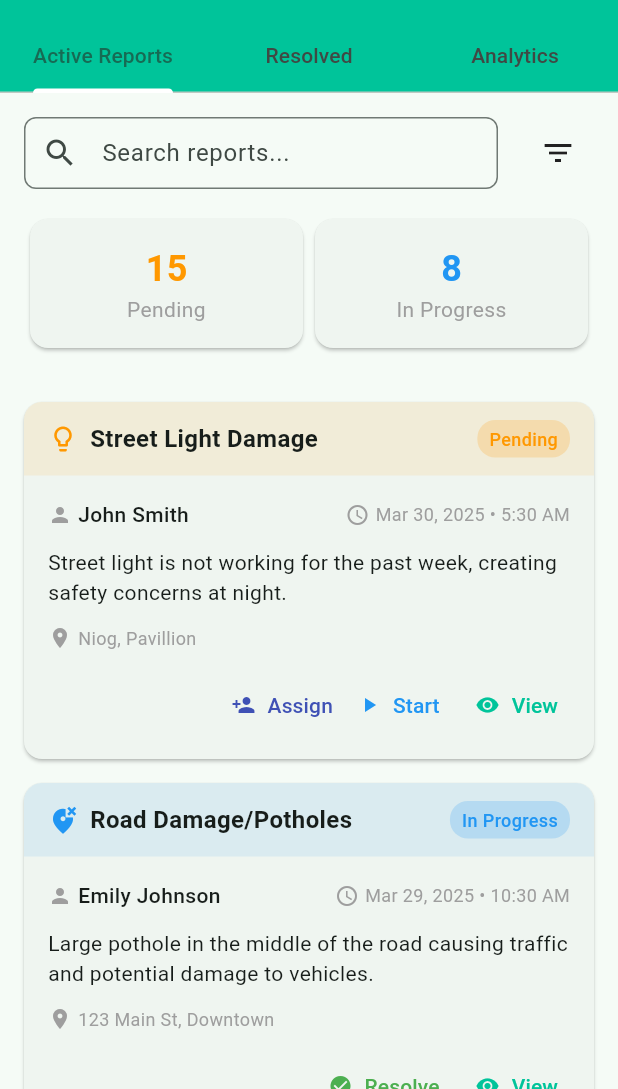
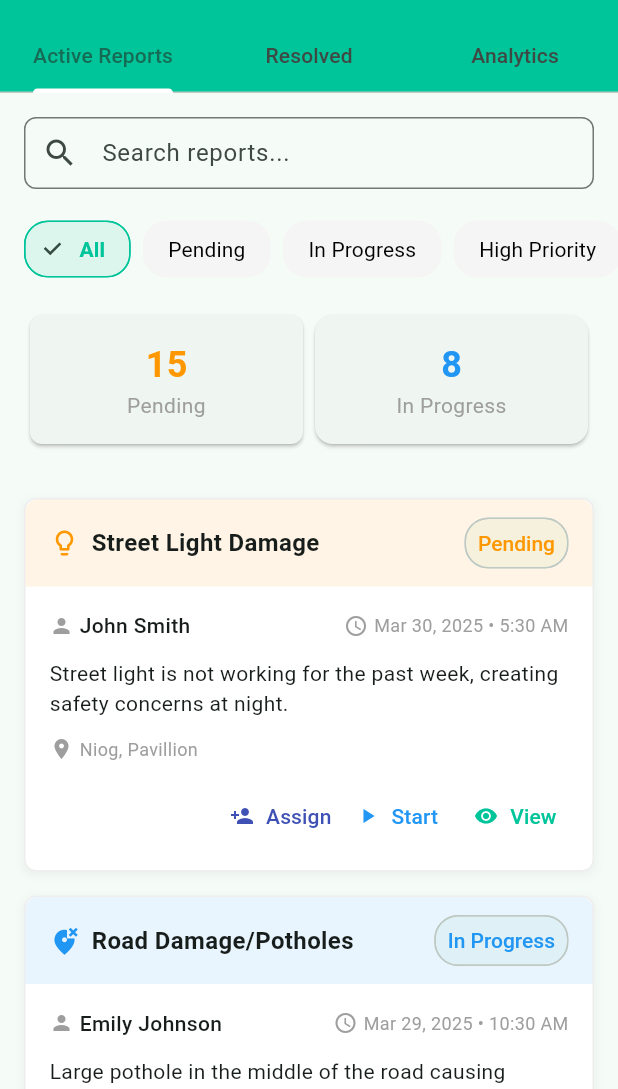
Before and after one commit to 0phl/Pulse-App, a Flutter app: the AdminReportsPage screen opened by its route, on a phone screen of 412 x 824 dp, the part 147-1236 px from its top. Run offline on Flutter 3.47's test engine with Material 3 defaults, Android fonts, the phone set to English and light mode, and no system bars; our stand-ins replace cloud_firestore, cloud_functions, dropdown_search, file_picker, firebase_auth, firebase_core and 8 more; missing offline and left inert: cloudinary_public, dart:html, dart:js_util, mailer; accounts and stored records are empty; network calls fail; statements that could not run were skipped.

Commit message:
created constants file for shared styling; UI consistency improvements

```diff
--- /dev/null
+++ b/lib/constants/report_styles.dart
@@ -0,0 +1,115 @@
+import 'package:flutter/material.dart';
+
+class ReportStyles {
+  // Colors
+  static const primaryColor = Color(0xFF00C49A);
+
+  // Status Colors
+  static const statusColors = {
+    'pending': Colors.orange,
+    'in_progress': Colors.blue,
+    'resolved': Colors.green,
+    'rejected': Colors.red,
+  };
+
+  // Report Type Icons
+  static IconData getReportTypeIcon(String? type) {
+    switch (type) {
+      case 'Street Light Damage':
+        return Icons.lightbulb_outline;
+      case 'Road Damage/Potholes':
+        return Icons.wrong_location;
+      case 'Garbage Collection Problems':
+        return Icons.delete_outline;
+      case 'Flooding/Drainage Issues':
+        return Icons.water_damage;
+      case 'Vandalism':
+        return Icons.broken_image;
+      case 'Noise Complaint':
+        return Icons.volume_up;
+      case 'Safety Hazard':
+        return Icons.warning;
+      default:
+        return Icons.report_problem;
+    }
+  }
+
+  // Status Text
+  static String getStatusText(String status) {
+    switch (status) {
+      case 'pending':
+        return 'Pending';
+      case 'in_progress':
+        return 'In Progress';
+      case 'resolved':
+        return 'Resolved';
+      case 'rejected':
+        return 'Rejected';
+      default:
+        return 'Unknown';
+    }
+  }
+
+  // Get status color
+  static Color getStatusColor(String status) {
+    return statusColors[status] ?? Colors.grey;
+  }
+
+  // Typography
+  static const titleStyle = TextStyle(
+    fontSize: 18,
+    fontWeight: FontWeight.bold,
+  );
+
+  static const subtitleStyle = TextStyle(
+    fontSize: 14,
+    color: Colors.grey,
+  );
+
+  // Dimensions
+  static const double cardBorderRadius = 8.0;
+  static const double cardPadding = 16.0;
+  static const double cardElevation = 1.0;
+
+  // Status Chip Styles
+  static ChipThemeData statusChipTheme(Color color) {
+    return ChipThemeData(
+      backgroundColor: color.withOpacity(0.1),
+      labelStyle: TextStyle(
+        color: color,
+        fontWeight: FontWeight.w500,
+      ),
+      padding: const EdgeInsets.symmetric(horizontal: 12, vertical: 8),
+      shape: RoundedRectangleBorder(
+        borderRadius: BorderRadius.circular(16),
+      ),
+    );
+  }
+
+  // Card Decoration
+  static BoxDecoration cardDecoration = BoxDecoration(
+    color: Colors.white,
+    borderRadius: BorderRadius.circular(cardBorderRadius),
+    border: Border.all(color: Colors.grey.shade200),
+    boxShadow: [
+      BoxShadow(
+        color: Colors.grey.withOpacity(0.1),
+        spreadRadius: 1,
+        blurRadius: 4,
+        offset: const Offset(0, 2),
+      ),
+    ],
+  );
+
+  // Loading State
+  static const loadingIndicatorColor = primaryColor;
+  static final loadingOverlayColor = Colors.black.withOpacity(0.3);
+
+  // Empty State
+  static const emptyStateIconSize = 64.0;
+  static final emptyStateIconColor = Colors.grey[300];
+  static final emptyStateTextStyle = TextStyle(
+    fontSize: 18,
+    color: Colors.grey[600],
+  );
+}
--- a/lib/pages/admin/reports_page.dart
+++ b/lib/pages/admin/reports_page.dart
@@ -9,6 +9,8 @@ import '../../widgets/pie_chart_painter.dart';
 import '../../widgets/report_detail_dialog.dart';
 import '../../widgets/report_action_dialogs.dart';
 import '../../widgets/reports_analytics.dart';
+import '../../widgets/report_filter_chip.dart';
+import '../../constants/report_styles.dart';
 
 class AdminReportsPage extends StatefulWidget {
   const AdminReportsPage({super.key});
@@ -526,37 +528,48 @@ class _AdminReportsPageState extends State<AdminReportsPage>
                   },
                 ),
               ),
-              const SizedBox(width: 16),
-              PopupMenuButton<String>(
-                icon: const Icon(Icons.filter_list),
-                onSelected: (value) {
-                  setState(() {
-                    _selectedFilter = value;
-                    // TODO: Implement filtering
-                  });
+            ],
+          ),
+        ),
+
+        // Filter chips
+        SingleChildScrollView(
+          scrollDirection: Axis.horizontal,
+          padding: const EdgeInsets.symmetric(horizontal: 16),
+          child: Row(
+            children: [
+              ReportFilterChip(
+                label: 'All',
+                isSelected: _selectedFilter == 'All',
+                onSelected: (selected) {
+                  setState(() => _selectedFilter = 'All');
                 },
-                itemBuilder: (context) => [
-                  const PopupMenuItem(
-                    value: 'All',
-                    child: Text('All'),
-                  ),
-                  const PopupMenuItem(
-                    value: 'Pending',
-                    child: Text('Pending'),
-                  ),
-                  const PopupMenuItem(
-                    value: 'In Progress',
-                    child: Text('In Progress'),
-                  ),
-                  const PopupMenuItem(
-                    value: 'High Priority',
-                    child: Text('High Priority'),
-                  ),
-                ],
+              ),
+              ReportFilterChip(
+                label: 'Pending',
+                isSelected: _selectedFilter == 'Pending',
+                onSelected: (selected) {
+                  setState(() => _selectedFilter = 'Pending');
+                },
+              ),
+              ReportFilterChip(
+                label: 'In Progress',
+                isSelected: _selectedFilter == 'In Progress',
+                onSelected: (selected) {
+                  setState(() => _selectedFilter = 'In Progress');
+                },
+              ),
+              ReportFilterChip(
+                label: 'High Priority',
+                isSelected: _selectedFilter == 'High Priority',
+                onSelected: (selected) {
+                  setState(() => _selectedFilter = 'High Priority');
+                },
               ),
             ],
           ),
         ),
+        const SizedBox(height: 16),
 
         // Stats cards
         Padding(
@@ -566,7 +579,7 @@ class _AdminReportsPageState extends State<AdminReportsPage>
               Expanded(
                 child: Card(
                   shape: RoundedRectangleBorder(
-                    borderRadius: BorderRadius.circular(12),
+                    borderRadius: BorderRadius.circular(ReportStyles.cardBorderRadius),
                   ),
                   child: Padding(
                     padding: const EdgeInsets.all(16),
@@ -574,10 +587,10 @@ class _AdminReportsPageState extends State<AdminReportsPage>
                       children: [
                         Text(
                           '${_reportStats['pending'] ?? 0}',
-                          style: const TextStyle(
+                          style: TextStyle(
                             fontSize: 24,
                             fontWeight: FontWeight.bold,
-                            color: Colors.orange,
+                            color: ReportStyles.statusColors['pending'],
                           ),
                         ),
                         const Text(
@@ -604,10 +617,10 @@ class _AdminReportsPageState extends State<AdminReportsPage>
                       children: [
                         Text(
                           '${_reportStats['inProgress'] ?? 0}',
-                          style: const TextStyle(
+                          style: TextStyle(
                             fontSize: 24,
                             fontWeight: FontWeight.bold,
-                            color: Colors.blue,
+                            color: ReportStyles.statusColors['in_progress'],
                           ),
                         ),
                         const Text(
@@ -690,10 +703,10 @@ class _AdminReportsPageState extends State<AdminReportsPage>
                       children: [
                         Text(
                           '${_reportStats['resolved'] ?? 0}',
-                          style: const TextStyle(
+                          style: TextStyle(
                             fontSize: 24,
                             fontWeight: FontWeight.bold,
-                            color: Colors.green,
+                            color: ReportStyles.statusColors['resolved'],
                           ),
                         ),
                         const Text(
@@ -804,7 +817,7 @@ class _AdminReportsPageState extends State<AdminReportsPage>
                     title: 'Total Reports',
                     value: '${_reportStats['total'] ?? 0}',
                     icon: Icons.assessment,
-                    color: const Color(0xFF00C49A),
+                            color: ReportStyles.primaryColor,
                   ),
                   _buildAnalyticItem(
                     title: 'Avg. Resolution Time',
--- a/lib/pages/login_page.dart
+++ b/lib/pages/login_page.dart
@@ -192,7 +192,7 @@ class _LoginPageState extends State<LoginPage> {
                                 } catch (e) {
                                   print('LoginPage: Login error: $e');
                                   if (mounted) {
-                                    String errorMessage = 'Invalid password. Please check your credentials and try again.';
+                                    String errorMessage = 'Invalid email or password. Please check your credentials and try again.';
                                     if (e.toString().contains('user-not-found')) {
                                       errorMessage = 'No account found with these credentials. Please check your details.';
                                     } else if (e.toString().contains('network-request-failed')) {
--- a/lib/widgets/report_card.dart
+++ b/lib/widgets/report_card.dart
@@ -1,6 +1,7 @@
 import 'package:flutter/material.dart';
 import 'package:cloud_firestore/cloud_firestore.dart';
 import 'package:intl/intl.dart';
+import '../constants/report_styles.dart';
 
 class ReportCard extends StatelessWidget {
   final Map<String, dynamic> report;
@@ -25,29 +26,27 @@ class ReportCard extends StatelessWidget {
     final String formattedDate =
         DateFormat('MMM d, y • h:mm a').format(createdAt.toDate());
 
-    return Card(
+    return Container(
       margin: const EdgeInsets.only(bottom: 16),
-      shape: RoundedRectangleBorder(
-        borderRadius: BorderRadius.circular(12),
-      ),
+      decoration: ReportStyles.cardDecoration,
       child: Column(
         crossAxisAlignment: CrossAxisAlignment.start,
         children: [
           // Header with type and status
           Container(
             decoration: BoxDecoration(
-              color: _getStatusColor(status).withOpacity(0.1),
-              borderRadius: const BorderRadius.only(
-                topLeft: Radius.circular(12),
-                topRight: Radius.circular(12),
+              color: ReportStyles.getStatusColor(status).withOpacity(0.1),
+              borderRadius: BorderRadius.only(
+                topLeft: Radius.circular(ReportStyles.cardBorderRadius),
+                topRight: Radius.circular(ReportStyles.cardBorderRadius),
               ),
             ),
             padding: const EdgeInsets.symmetric(horizontal: 16, vertical: 12),
             child: Row(
               children: [
                 Icon(
-                  _getReportTypeIcon(report['type']),
-                  color: _getStatusColor(status),
+                  ReportStyles.getReportTypeIcon(report['type']),
+                  color: ReportStyles.getStatusColor(status),
                   size: 20,
                 ),
                 const SizedBox(width: 8),
@@ -60,22 +59,14 @@ class ReportCard extends StatelessWidget {
                     ),
                   ),
                 ),
-                Container(
-                  padding: const EdgeInsets.symmetric(
-                    horizontal: 8,
-                    vertical: 4,
+                Theme(
+                  data: Theme.of(context).copyWith(
+                    chipTheme: ReportStyles.statusChipTheme(ReportStyles.getStatusColor(status)),
                   ),
-                  decoration: BoxDecoration(
-                    color: _getStatusColor(status).withOpacity(0.2),
-                    borderRadius: BorderRadius.circular(12),
-                  ),
-                  child: Text(
-                    _getStatusText(status),
-                    style: TextStyle(
-                      color: _getStatusColor(status),
-                      fontWeight: FontWeight.w500,
-                      fontSize: 12,
-                    ),
+                  child: Chip(
+                    label: Text(ReportStyles.getStatusText(status)),
+                    materialTapTargetSize: MaterialTapTargetSize.shrinkWrap,
+                    padding: EdgeInsets.zero,
                   ),
                 ),
               ],
@@ -84,7 +75,7 @@ class ReportCard extends StatelessWidget {
 
           // Report content
           Padding(
-            padding: const EdgeInsets.all(16),
+            padding: EdgeInsets.all(ReportStyles.cardPadding),
             child: Column(
               crossAxisAlignment: CrossAxisAlignment.start,
               children: [
@@ -202,7 +193,7 @@ class ReportCard extends StatelessWidget {
                       icon: const Icon(Icons.visibility, size: 16),
                       label: const Text('View'),
                       style: TextButton.styleFrom(
-                        foregroundColor: const Color(0xFF00C49A),
+                        foregroundColor: ReportStyles.primaryColor,
                         padding: const EdgeInsets.symmetric(horizontal: 8),
                         visualDensity: VisualDensity.compact,
                       ),
@@ -217,54 +208,4 @@ class ReportCard extends StatelessWidget {
     );
   }
 
-  IconData _getReportTypeIcon(String? type) {
-    switch (type) {
-      case 'Street Light Damage':
-        return Icons.lightbulb_outline;
-      case 'Road Damage/Potholes':
-        return Icons.wrong_location;
-      case 'Garbage Collection Problems':
-        return Icons.delete_outline;
-      case 'Flooding/Drainage Issues':
-        return Icons.water_damage;
-      case 'Vandalism':
-        return Icons.broken_image;
-      case 'Noise Complaint':
-        return Icons.volume_up;
-      case 'Safety Hazard':
-        return Icons.warning;
-      default:
-        return Icons.report_problem;
-    }
-  }
-
-  Color _getStatusColor(String status) {
-    switch (status) {
-      case 'pending':
-        return Colors.orange;
-      case 'in_progress':
-        return Colors.blue;
-      case 'resolved':
-        return Colors.green;
-      case 'rejected':
-        return Colors.red;
-      default:
-        return Colors.grey;
-    }
-  }
-
-  String _getStatusText(String status) {
-    switch (status) {
-      case 'pending':
-        return 'Pending';
-      case 'in_progress':
-        return 'In Progress';
-      case 'resolved':
-        return 'Resolved';
-      case 'rejected':
-        return 'Rejected';
-      default:
-        return 'Unknown';
-    }
-  }
 }
--- a/lib/widgets/user_report_card.dart
+++ b/lib/widgets/user_report_card.dart
@@ -1,4 +1,5 @@
 import 'package:flutter/material.dart';
+import '../constants/report_styles.dart';
 
 class UserReportCard extends StatelessWidget {
   final String title;
@@ -22,18 +23,7 @@ class UserReportCard extends StatelessWidget {
   Widget build(BuildContext context) {
     return Container(
       margin: const EdgeInsets.only(bottom: 12),
-      decoration: BoxDecoration(
-        color: Colors.white,
-        borderRadius: BorderRadius.circular(8),
-        border: Border.all(color: Colors.grey.shade200),
-        boxShadow: [
-          BoxShadow(
-            color: Colors.black.withOpacity(0.03),
-            blurRadius: 4,
-            offset: const Offset(0, 2),
-          ),
-        ],
-      ),
+      decoration: ReportStyles.cardDecoration,
       child: Column(
         children: [
           // Header
@@ -42,8 +32,8 @@ class UserReportCard extends StatelessWidget {
             decoration: BoxDecoration(
               color: Colors.grey.shade50,
               borderRadius: const BorderRadius.only(
-                topLeft: Radius.circular(8),
-                topRight: Radius.circular(8),
+                topLeft: Radius.circular(ReportStyles.cardBorderRadius),
+                topRight: Radius.circular(ReportStyles.cardBorderRadius),
               ),
             ),
             child: Row(
@@ -57,18 +47,14 @@ class UserReportCard extends StatelessWidget {
                   ),
                 ),
                 Container(
-                  padding:
-                      const EdgeInsets.symmetric(horizontal: 8, vertical: 4),
-                  decoration: BoxDecoration(
-                    color: statusColor.withOpacity(0.1),
-                    borderRadius: BorderRadius.circular(12),
-                  ),
-                  child: Text(
-                    status,
-                    style: TextStyle(
-                      color: statusColor,
-                      fontSize: 12,
-                      fontWeight: FontWeight.bold,
+                  child: Theme(
+                    data: Theme.of(context).copyWith(
+                      chipTheme: ReportStyles.statusChipTheme(statusColor),
+                    ),
+                    child: Chip(
+                      label: Text(status),
+                      materialTapTargetSize: MaterialTapTargetSize.shrinkWrap,
+                      padding: EdgeInsets.zero,
                     ),
                   ),
                 ),
@@ -134,7 +120,7 @@ class UserReportCard extends StatelessWidget {
                     TextButton(
                       onPressed: onViewDetails,
                       style: TextButton.styleFrom(
-                        foregroundColor: const Color(0xFF00C49A),
+                      foregroundColor: ReportStyles.primaryColor,
                         padding: const EdgeInsets.symmetric(
                             horizontal: 12, vertical: 8),
                         shape: RoundedRectangleBorder(
```
Also changed, not shown: pubspec.lock.
